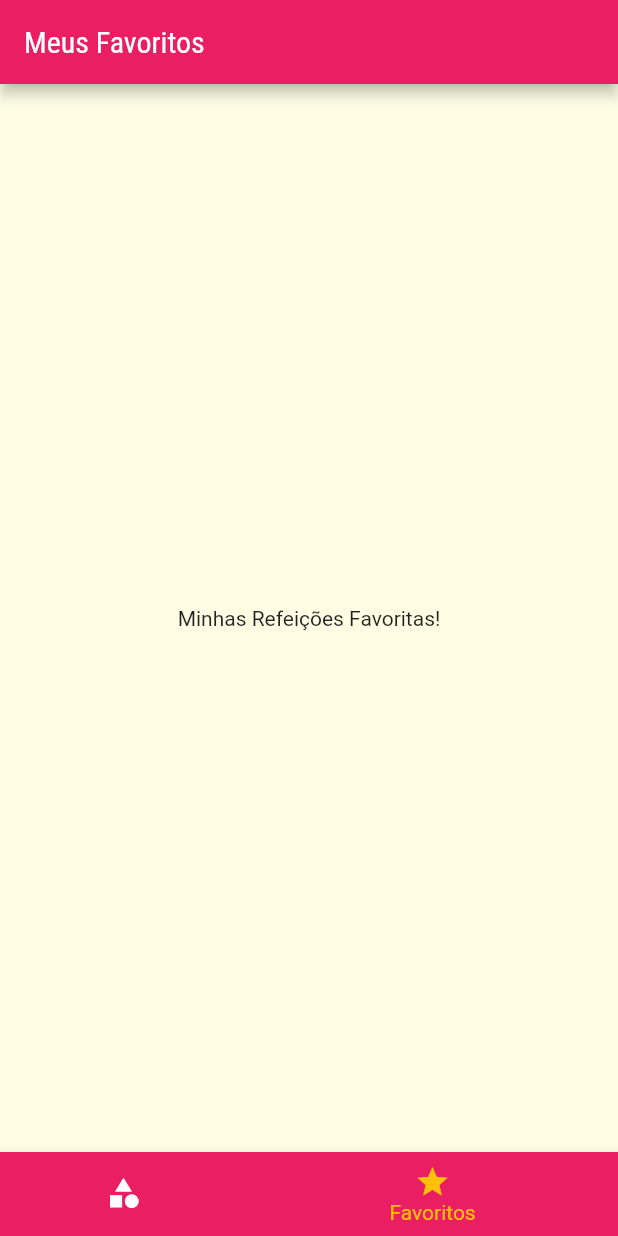
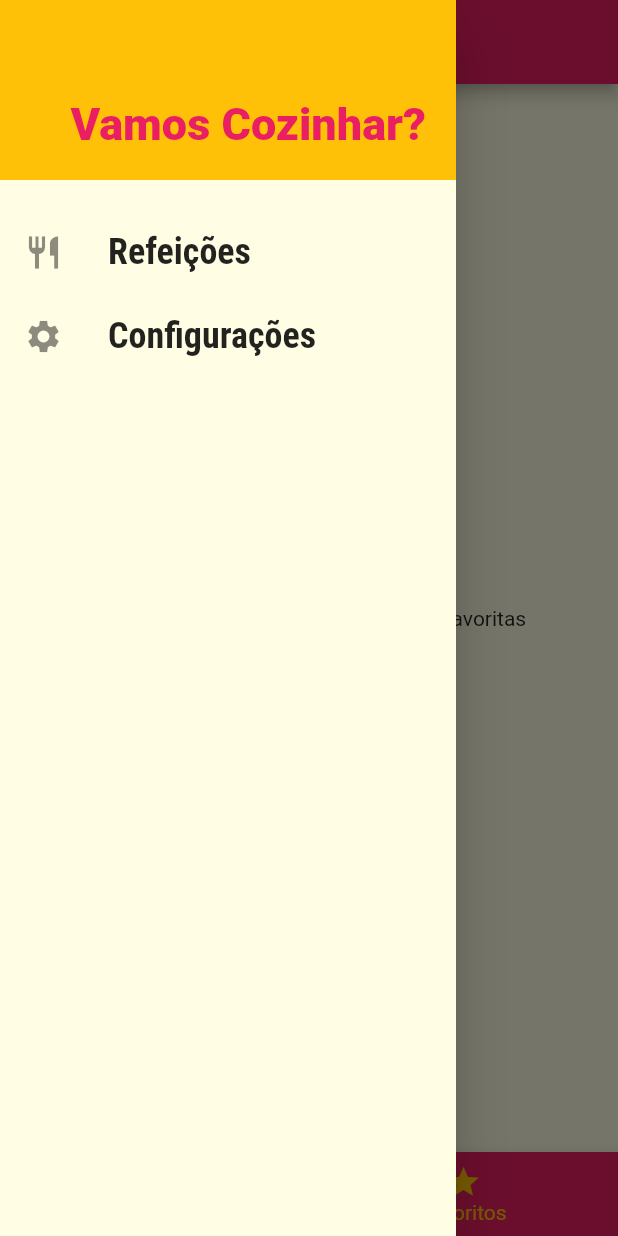
Before and after one commit to JonathanOishi/cardapio_comida, a Flutter app: the screen it shows after launch, item 2 of the bottom bar chosen, with the side drawer open (before the commit the screen has no drawer), on a phone screen of 412 x 824 dp. Run offline on Flutter 3.47's test engine with Material 2 defaults, Android fonts, the phone set to English and light mode, and no system bars.

Commit message:
Terceiro commit

```diff
--- /dev/null
+++ b/lib/components/main_drawer.dart
@@ -0,0 +1,61 @@
+import 'package:flutter/material.dart';
+import '../utils/app_routes.dart';
+
+class MainDrawer extends StatelessWidget {
+  const MainDrawer({Key? key}) : super(key: key);
+
+  Widget _createItem(IconData icon, String label, Function() onTap) {
+    return ListTile(
+      leading: Icon(
+        icon,
+        size: 26,
+      ),
+      title: Text(
+        label,
+        style: const TextStyle(
+          fontFamily: 'RobotoCondensed',
+          fontSize: 24,
+          fontWeight: FontWeight.bold,
+        ),
+      ),
+      onTap: onTap,
+    );
+  }
+
+  @override
+  Widget build(BuildContext context) {
+    return Drawer(
+      child: Column(
+        children: [
+          Container(
+            height: 120,
+            width: double.infinity,
+            padding: const EdgeInsets.all(20),
+            color: Theme.of(context).colorScheme.secondary,
+            alignment: Alignment.bottomRight,
+            child: Text(
+              'Vamos Cozinhar?',
+              style: TextStyle(
+                fontWeight: FontWeight.w900,
+                fontSize: 30,
+                color: Theme.of(context).colorScheme.primary,
+              ),
+            ),
+          ),
+          const SizedBox(height: 20),
+          _createItem(
+            Icons.restaurant,
+            'Refeições',
+            () => Navigator.of(context).pushReplacementNamed(AppRoutes.home),
+          ),
+          _createItem(
+            Icons.settings,
+            'Configurações',
+            () =>
+                Navigator.of(context).pushReplacementNamed(AppRoutes.settings),
+          ),
+        ],
+      ),
+    );
+  }
+}
--- a/lib/main.dart
+++ b/lib/main.dart
@@ -1,16 +1,56 @@
 import 'package:flutter/material.dart';
 import 'screens/tabs_screen.dart';
-// import 'screens/categories_screen.dart';
 import 'screens/categories_meals_screen.dart';
 import 'screens/meal_detail_screen.dart';
+import 'screens/settings_screen.dart';
 import 'utils/app_routes.dart';
+import 'models/meal.dart';
+import 'models/settings.dart';
+import 'data/dummy_data.dart';
 
 void main() {
   runApp(const MyApp());
 }
 
-class MyApp extends StatelessWidget {
+class MyApp extends StatefulWidget {
   const MyApp({Key? key}) : super(key: key);
+
+  @override
+  State<MyApp> createState() => _MyAppState();
+}
+
+class _MyAppState extends State<MyApp> {
+  Settings settings = Settings();
+  List<Meal> _availableMeals = dummyMeals;
+  final List<Meal> _favoriteMeals = [];
+
+  void _filterMeals(Settings settings) {
+    setState(() {
+      this.settings = settings;
+      _availableMeals = dummyMeals.where((meal) {
+        final filterGluten = settings.isGlutenFree && !meal.isGlutenFree;
+        final filterLactose = settings.isLactoseFree && !meal.isLactoseFree;
+        final filterVegan = settings.isVegan && !meal.isVegan;
+        final filterVegetarian = settings.isVegetarian && !meal.isVegetarian;
+        return !filterGluten &&
+            !filterLactose &&
+            !filterVegan &&
+            !filterVegetarian;
+      }).toList();
+    });
+  }
+
+  void _toggleFavorite(Meal meal) {
+    setState(() {
+      _favoriteMeals.contains(meal)
+          ? _favoriteMeals.remove(meal)
+          : _favoriteMeals.add(meal);
+    });
+  }
+
+  bool _isFavorite(Meal meal) {
+    return _favoriteMeals.contains(meal);
+  }
 
   @override
   Widget build(BuildContext context) {
@@ -31,9 +71,12 @@ class MyApp extends StatelessWidget {
             ),
       ),
       routes: {
-        AppRoutes.home: (ctx) => const TabsScreen(),
-        AppRoutes.categoriesMeals: (ctx) => const CategoriesMealsScreen(),
-        AppRoutes.mealDetail: (ctx) => const MealDetailScreen(),
+        AppRoutes.home: (ctx) => TabsScreen(_favoriteMeals),
+        AppRoutes.categoriesMeals: (ctx) =>
+            CategoriesMealsScreen(_availableMeals),
+        AppRoutes.mealDetail: (ctx) =>
+            MealDetailScreen(_toggleFavorite, _isFavorite),
+        AppRoutes.settings: (ctx) => SettingsScreen(settings, _filterMeals),
       },
     );
   }
--- /dev/null
+++ b/lib/models/settings.dart
@@ -0,0 +1,13 @@
+class Settings {
+  bool isGlutenFree;
+  bool isLactoseFree;
+  bool isVegan;
+  bool isVegetarian;
+
+  Settings({
+    this.isGlutenFree = false,
+    this.isLactoseFree = false,
+    this.isVegan = false,
+    this.isVegetarian = false,
+  });
+}
--- a/lib/screens/favorite_screen.dart
+++ b/lib/screens/favorite_screen.dart
@@ -1,12 +1,25 @@
 import 'package:flutter/material.dart';
+import '../components/meal_item.dart';
+import '../models/meal.dart';
 
 class FavoriteScreen extends StatelessWidget {
-  const FavoriteScreen({Key? key}) : super(key: key);
+  final List<Meal> favoriteMeals;
+
+  const FavoriteScreen(this.favoriteMeals, {Key? key}) : super(key: key);
 
   @override
   Widget build(BuildContext context) {
-    return const Center(
-      child: Text('Minhas Refeições Favoritas!'),
-    );
+    if (favoriteMeals.isEmpty) {
+      return const Center(
+        child: Text('Nenhuma refeição foi marcada como favoritas'),
+      );
+    } else {
+      return ListView.builder(
+        itemCount: favoriteMeals.length,
+        itemBuilder: (ctx, index) {
+          return MealItem(favoriteMeals[index]);
+        },
+      );
+    }
   }
 }
--- a/lib/screens/tabs_screen.dart
+++ b/lib/screens/tabs_screen.dart
@@ -1,9 +1,13 @@
 import 'package:flutter/material.dart';
 import 'categories_screen.dart';
 import 'favorite_screen.dart';
+import '../components/main_drawer.dart';
+import '../models/meal.dart';
 
 class TabsScreen extends StatefulWidget {
-  const TabsScreen({Key? key}) : super(key: key);
+  final List<Meal> favoriteMeals;
+
+  const TabsScreen(this.favoriteMeals, {Key? key}) : super(key: key);
 
   @override
   State<TabsScreen> createState() => _TabsScreenState();
@@ -12,10 +16,22 @@ class TabsScreen extends StatefulWidget {
 class _TabsScreenState extends State<TabsScreen> {
   int _selectedScreenIndex = 0;
 
-  final List<Map<String, Object>> _screens = [
-    {'title': 'Lista de Categorias', 'screen': const CategoriesScreen()},
-    {'title': 'Meus Favoritos', 'screen': const FavoriteScreen()},
-  ];
+  List<Map<String, Object>>? _screens;
+
+  @override
+  void initState() {
+    super.initState();
+    _screens = [
+      {
+        'title': 'Lista de Categorias',
+        'screen': const CategoriesScreen(),
+      },
+      {
+        'title': 'Meus Favoritos',
+        'screen': FavoriteScreen(widget.favoriteMeals),
+      },
+    ];
+  }
 
   _selectScreen(int index) {
     setState(() {
@@ -28,27 +44,25 @@ class _TabsScreenState extends State<TabsScreen> {
     return Scaffold(
       appBar: AppBar(
         title: Text(
-          _screens[_selectedScreenIndex]['title'] as String,
+          _screens![_selectedScreenIndex]['title'] as String,
         ),
       ),
-      body: _screens[_selectedScreenIndex]['screen'] as Widget,
+      drawer: const MainDrawer(),
+      body: _screens![_selectedScreenIndex]['screen'] as Widget,
       bottomNavigationBar: BottomNavigationBar(
         onTap: _selectScreen,
         backgroundColor: Theme.of(context).colorScheme.primary,
         unselectedItemColor: Colors.white,
         selectedItemColor: Theme.of(context).colorScheme.secondary,
         currentIndex: _selectedScreenIndex,
-        type: BottomNavigationBarType.shifting,
-        items: [
+        items: const [
           BottomNavigationBarItem(
-            icon: const Icon(Icons.category),
+            icon: Icon(Icons.category),
             label: 'Categorias',
-            backgroundColor: Theme.of(context).colorScheme.primary,
           ),
           BottomNavigationBarItem(
-            icon: const Icon(Icons.star),
+            icon: Icon(Icons.star),
             label: 'Favoritos',
-            backgroundColor: Theme.of(context).colorScheme.primary,
           ),
         ],
       ),
--- a/lib/utils/app_routes.dart
+++ b/lib/utils/app_routes.dart
@@ -2,4 +2,5 @@ class AppRoutes {
   static const home = '/';
   static const categoriesMeals = '/categories-meals';
   static const mealDetail = '/metal-detail';
+  static const settings = '/settings';
 }
```
Also changed, not shown: lib/components/meal_item.dart (+12 -2 lines), lib/screens/categories_meals_screen.dart (+5 -3 lines), lib/screens/meal_detail_screen.dart (+11 -1 lines), lib/screens/settings_screen.dart (added, +92 -0 lines), pubspec.lock.
